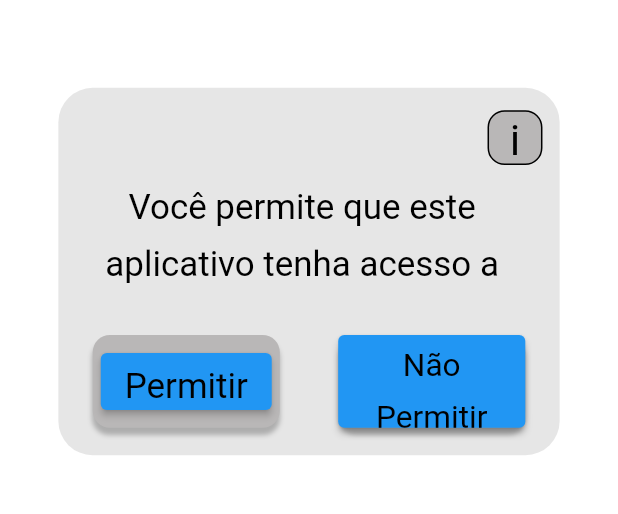
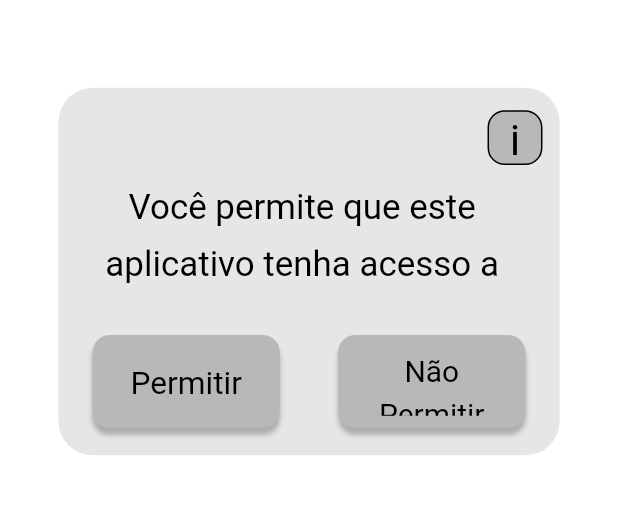
Before and after one commit to luizaspinelli/Prototipo, a Flutter app: the screen it shows after launch, on a phone screen of 412 x 824 dp, the part 194-708 px from its top. Run offline on Flutter 3.47's test engine with Material 2 defaults, Android fonts, the phone set to English and light mode, and no system bars; our stand-ins replace google_fonts; Roboto replaces fonts that are missing (Jaldi, Jockey One).

Commit message:
minor changes in buttons

```diff
--- a/lib/componentes/catalog.dart
+++ b/lib/componentes/catalog.dart
@@ -804,6 +804,7 @@ class Catalog extends StatelessWidget {
                                   onPrimary: Color(0xffffffff), // Text color
                                   side: BorderSide(
                                       color: Color(0xff9d0000)), // Border color
+                                  visualDensity: VisualDensity.compact,
                                 ),
                                 child: Text(
                                   'Achados e Perdidos',
@@ -843,6 +844,7 @@ class Catalog extends StatelessWidget {
                                   onPrimary: Color(0xffffffff), // Text color
                                   side: BorderSide(
                                       color: Color(0xff9d0000)), // Border color
+                                  visualDensity: VisualDensity.compact,
                                 ),
                                 child: Text(
                                   'Denúncias',
--- a/lib/componentes/new-post.dart
+++ b/lib/componentes/new-post.dart
@@ -239,7 +239,7 @@ class NewPost extends StatelessWidget {
                     ),
                     child: Center(
                       child: Center(
-                        child: ElevatedButton(
+                        child: TextButton(
                           onPressed: () {
                             Navigator.push(
                               context,
--- a/lib/componentes/side-bar.dart
+++ b/lib/componentes/side-bar.dart
@@ -46,7 +46,7 @@ class SideBar extends StatelessWidget {
                 border: Border.all(color: Color(0xffececec)),
                 color: Color(0xffff3d3d),
               ),
-              child: ElevatedButton(
+              child: TextButton(
                 onPressed: () {
                   Navigator.push(
                     context,
--- a/lib/componentes/warning.dart
+++ b/lib/componentes/warning.dart
@@ -163,7 +163,7 @@ class Warning extends StatelessWidget {
                           ),
                           child: Center(
                             child: Center(
-                              child: ElevatedButton(
+                              child: TextButton(
                                 onPressed: () {
                                   Navigator.push(
                                     context,
@@ -176,9 +176,9 @@ class Warning extends StatelessWidget {
                                   textAlign: TextAlign.center,
                                   style: SafeGoogleFont(
                                     'Jaldi',
-                                    fontSize: 21 * ffem,
+                                    fontSize: 19 * ffem,
                                     fontWeight: FontWeight.w400,
-                                    height: 1.69 * ffem / fem,
+                                    height: 1.5 * ffem / fem,
                                     color: Color(0xff000000),
                                   ),
                                 ),
@@ -203,7 +203,7 @@ class Warning extends StatelessWidget {
                           ),
                           child: Center(
                             child: Center(
-                              child: ElevatedButton(
+                              child: TextButton(
                                 onPressed: () {
                                   Navigator.push(
                                     context,
@@ -216,9 +216,9 @@ class Warning extends StatelessWidget {
                                   textAlign: TextAlign.center,
                                   style: SafeGoogleFont(
                                     'Jaldi',
-                                    fontSize: 19 * ffem,
+                                    fontSize: 18 * ffem,
                                     fontWeight: FontWeight.w400,
-                                    height: 1.69 * ffem / fem,
+                                    height: 1.5 * ffem / fem,
                                     color: Color(0xff000000),
                                   ),
                                 ),
--- a/lib/main.dart
+++ b/lib/main.dart
@@ -1,19 +1,12 @@
 import 'package:flutter/material.dart';
-// import 'package:flutter/gestures.dart';
-// import 'dart:ui';
-// import 'package:google_fonts/google_fonts.dart';
 import 'package:myapp/utils.dart';
 import 'package:myapp/componentes/warning.dart';
-// import 'package:myapp/componentes/login.dart';
-// import 'package:myapp/componentes/visualizar-postagem.dart';
-// import 'package:myapp/componentes/nova-postagem.dart';
-// import 'package:myapp/componentes/catlogo.dart';
-// import 'package:myapp/componentes/barra-lateral-campus.dart';
-// import 'package:myapp/componentes/informao-sobre-localizao.dart';
 
-void main() => runApp(MyApp());
+void main() => runApp(const MyApp());
 
 class MyApp extends StatelessWidget {
+  const MyApp({super.key});
+
   @override
   Widget build(BuildContext context) {
     return MaterialApp(
```
Also changed, not shown: lib/componentes/show-post.dart (+5 -5 lines).
